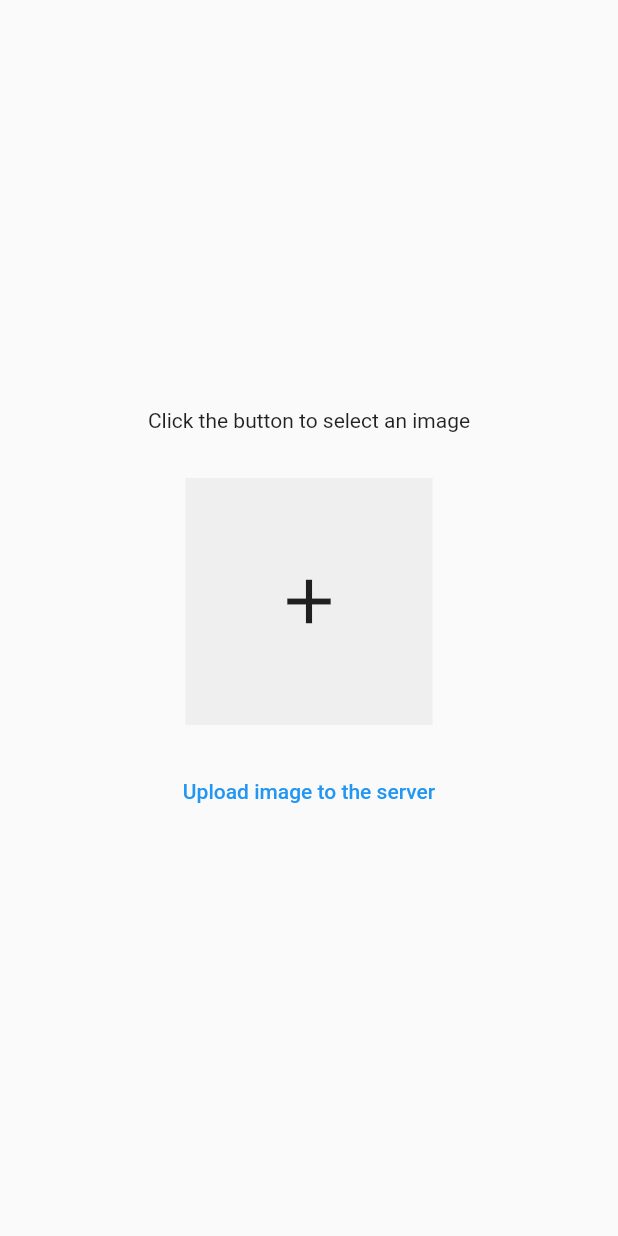
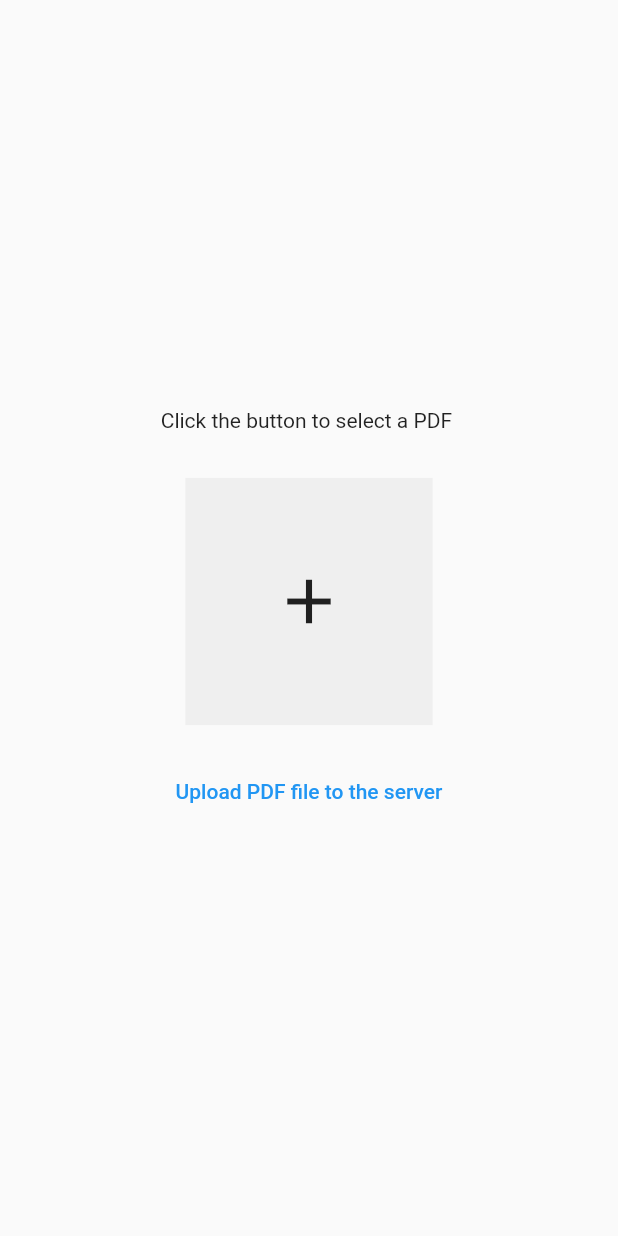
Before and after one commit to bitraylee/flutter-web-image-picker, a Flutter app: the screen it shows after launch, after a tap on the "add" icon, on a phone screen of 412 x 824 dp. Run offline on Flutter 3.47's test engine with Material 2 defaults, Android fonts, the phone set to English and light mode, and no system bars; our stand-ins replace file_picker, image_picker, permission_handler.

Commit message:
Added the pdf-file upload

```diff
--- /dev/null
+++ b/lib/Screens/PDFSelectorScreen.dart
@@ -0,0 +1,151 @@
+import 'dart:typed_data';
+
+import "package:flutter/material.dart";
+import "package:file_picker/file_picker.dart";
+import 'package:http/http.dart';
+import 'package:http_parser/http_parser.dart';
+
+class PDFSelectorScreen extends StatefulWidget {
+  const PDFSelectorScreen({super.key});
+
+  @override
+  State<StatefulWidget> createState() => _PDFSelecterScreen();
+}
+
+class _PDFSelecterScreen extends State<PDFSelectorScreen> {
+  FilePickerResult? _pickedFile;
+  String fileName = "";
+  bool isFilePicked=false;
+  Uint8List fileBytes=Uint8List(8);
+
+  Future<void> handlePDFPicker() async {
+    _pickedFile = await FilePicker.platform.pickFiles();
+
+    if (_pickedFile != null) {
+      PlatformFile file = _pickedFile!.files.first;
+      fileBytes=file.bytes!;
+
+      print(file.name);
+      print(file.size);
+      print(file.extension);
+
+      setState(() {
+        isFilePicked=true;
+        fileName = file.name;
+      });
+    } else {
+      print("Unable to pick files");
+    }
+  }
+
+  Future<void> uploadFile() async {
+    var uri=Uri.parse("http://localhost:5000/image_upload");
+    try{
+      if(!isFilePicked) {
+        throw Exception("No file is picked");
+      }
+      var request=MultipartRequest('POST', uri)
+        ..fields['data']='this is the data'
+        ..files.add(MultipartFile.fromBytes('image', fileBytes,
+            filename: fileName,
+            contentType: MediaType("application", "pdf")
+        )
+        );
+      var response=await request.send();
+      if(response.statusCode==200) {
+        print("File uploaded successfully");
+      }
+    }catch(error){
+      print(error);
+    }
+  }
+
+  Widget build(BuildContext context) {
+    double width = MediaQuery.of(context).size.width;
+
+    double _getSize(defaultSize, minSize, maxSize) {
+      double currentSize = defaultSize * width;
+      if (currentSize < minSize) {
+        return minSize;
+      } else if (currentSize > maxSize) {
+        return maxSize;
+      } else {
+        return currentSize;
+      }
+    }
+
+    return Scaffold(
+      body: Center(
+        child: Column(
+          mainAxisAlignment: MainAxisAlignment.center,
+          children: <Widget>[
+            const Text(
+              'Click the button to select a PDF ',
+            ),
+            const SizedBox(
+              height: 30,
+            ),
+            Row(
+              mainAxisAlignment: MainAxisAlignment.spaceBetween,
+              mainAxisSize: MainAxisSize.min,
+              children: [
+                Container(
+                  padding: const EdgeInsets.all(10),
+                  width: _getSize(0.4, 100, 300),
+                  height: _getSize(0.4, 100, 300),
+                  color: Colors.grey.withAlpha(30),
+                  child: Center(
+                    child: IconButton(
+                      onPressed: () async {
+                       await handlePDFPicker();
+                      },
+                      iconSize: 50,
+                      icon: const Icon(
+                        Icons.add,
+                        // size: 50,
+                      ),
+                    ),
+                  ),
+                ),
+                if (isFilePicked)
+                  Container(
+                    color: Colors.grey.withAlpha(30),
+                    margin:
+                        const EdgeInsets.symmetric(vertical: 0, horizontal: 10),
+                    width: _getSize(0.4, 100, 300),
+                    height: _getSize(0.4, 100, 300),
+                    child: Column(
+                      mainAxisSize: MainAxisSize.max,
+                      mainAxisAlignment: MainAxisAlignment.center,
+                      children: [
+                        const Icon(
+                          Icons.picture_as_pdf_rounded,
+                          size: 50,
+                        ),
+                        const SizedBox(
+                          height: 50,
+                        ),
+                        SizedBox(
+                          width: 200,
+                          child: Center(
+                            child: Text(fileName),
+                          ),
+                        )
+
+                      ],
+                    ),
+                  ),
+              ],
+            ),
+            const SizedBox(
+              height: 20,
+            ),
+            TextButton(
+                onPressed: uploadFile,
+                child: const Text('Upload PDF file to the server'))
+          ],
+        ),
+      ),
+    );
+  }
+}
--- a/lib/main.dart
+++ b/lib/main.dart
@@ -1,11 +1,11 @@
 import 'dart:io';
 import 'dart:async';
 
-import 'package:flutter/foundation.dart';
 import 'package:flutter/material.dart';
-import 'package:image_picker/image_picker.dart';
-import 'package:permission_handler/permission_handler.dart';
-import 'package:http/http.dart' as http;
+import 'package:flutter_web_image_picker/Screens/PDFSelectorScreen.dart';
+
+import 'Screens/ImagePickerScreen.dart';
+
 
 void main() {
   runApp(const MyApp());
@@ -37,144 +37,13 @@ class MyHomePage extends StatefulWidget {
 }
 
 class _MyHomePageState extends State<MyHomePage> {
-  File? _pickedImage;
-  Uint8List webImage = Uint8List(8);
 
-  Future<void> handleImagePicker() async {
-    // print("K is web");
-    if (!kIsWeb) {
-      final permStatus = await Permission.mediaLibrary.request();
-      if (!permStatus.isGranted) {
-        print("Cannot access photo gallery");
-        return;
-      }
-      final ImagePicker _picker = ImagePicker();
-      XFile? image = await _picker.pickImage(source: ImageSource.gallery);
-      if (image != null) {
-        var selected = File(image.path);
-        setState(() {
-          _pickedImage = selected;
-        });
-      } else {
-        print("No image has been picked");
-      }
-    } else if (kIsWeb) {
-      final ImagePicker _picker = ImagePicker();
-      XFile? image = await _picker.pickImage(source: ImageSource.gallery);
-      if (image != null) {
-        var file = await image.readAsBytes();
-        setState(() {
-          webImage = file;
-          _pickedImage = File('a');
-        });
-      } else {
-        print("No image has been picked");
-      }
-    } else {
-      print("Something went wrong");
-    }
-  }
-
-  Future<void> uploadImageToServer() async {
-    if(kIsWeb){
-      var uri=Uri.parse("http://localhost:5000/image_upload");
-      if(webImage!=null){
-        var request=http.MultipartRequest('POST', uri)
-          ..fields['data']='this is the data'
-          ..files.add(http.MultipartFile.fromBytes('image', webImage,
-              filename: "image.jpg"
-          )
-          );
-        var response=await request.send();
-        if(response.statusCode==200) print("File uploaded successfully");
-      }else{
-        print("The webImage is null");
-      }
-    }else{
-      var uri=Uri.parse("http://localhost:5000/image_upload");
-      print("in phone");
-      if(_pickedImage==null) {
-        print("No image selected");
-        return;
-      }
-      var request=http.MultipartRequest('POST', uri);
-      request.files.add(http.MultipartFile.fromBytes("image",
-          File((_pickedImage?.path)!).readAsBytesSync(),
-        filename: "image.jpg"
-        )
-      );
-      var response=await request.send();
-      if(response.statusCode==200) print("File uploaded successfully");
-    }
-  }
 
   @override
   Widget build(BuildContext context) {
-    double width = MediaQuery.of(context).size.width;
-    double height = MediaQuery.of(context).size.height;
-    double _getSize(defaultSize, minSize, maxSize) {
-      double currentSize = defaultSize * width;
-      if (currentSize < minSize)
-        return minSize;
-      else if (currentSize > maxSize)
-        return maxSize;
-      else
-        return currentSize;
-    }
-
-    return Scaffold(
-      body: Center(
-        child: Column(
-          mainAxisAlignment: MainAxisAlignment.center,
-          children: <Widget>[
-            const Text(
-              'Click the button to select an image',
-            ),
-            const SizedBox(
-              height: 30,
-            ),
-            Row(
-              mainAxisAlignment: MainAxisAlignment.spaceBetween,
-              mainAxisSize: MainAxisSize.min,
-              children: [
-                Container(
-                  padding: const EdgeInsets.all(10),
-                  width: _getSize(0.4, 100, 300),
-                  height: _getSize(0.4, 100, 300),
-                  color: Colors.grey.withAlpha(30),
-                  child: Center(
-                    child: IconButton(
-                      onPressed: () {
-                        handleImagePicker();
-                      },
-                      iconSize: 50,
-                      icon: const Icon(
-                        Icons.add,
-                        // size: 50,
-                      ),
-                    ),
-                  ),
-                ),
-                if (_pickedImage != null)
-                  Container(
-                      margin: const EdgeInsets.symmetric(
-                          vertical: 0, horizontal: 10),
-                      width: _getSize(0.4, 100, 300),
-                      height: _getSize(0.4, 100, 300),
-                      child: kIsWeb
-                          ? Image.memory(webImage, fit: BoxFit.cover)
-                          : Image.file(_pickedImage!, fit: BoxFit.cover)),
-              ],
-            ),
-            const SizedBox(
-              height: 20,
-            ),
-            TextButton(
-                onPressed: uploadImageToServer,
-                child: const Text('Upload image to the server'))
-          ],
-        ),
-      ),
+    return const Scaffold(
+      // body: ImagePickerScreen(),
+      body:PDFSelectorScreen()
     );
   }
 }
--- a/pubspec.yaml
+++ b/pubspec.yaml
@@ -39,6 +39,7 @@ dependencies:
   cupertino_icons: ^1.0.2
   image_picker: ^0.8.6
   permission_handler: ^10.2.0
+  file_picker: ^5.2.4
 
 dev_dependencies:
   flutter_test:
```
Also changed, not shown: lib/Screens/ImagePickerScreen.dart (added, +157 -0 lines), lib/Screens/CreatePDFFromImagesScreen.dart (added), 4 other files.
